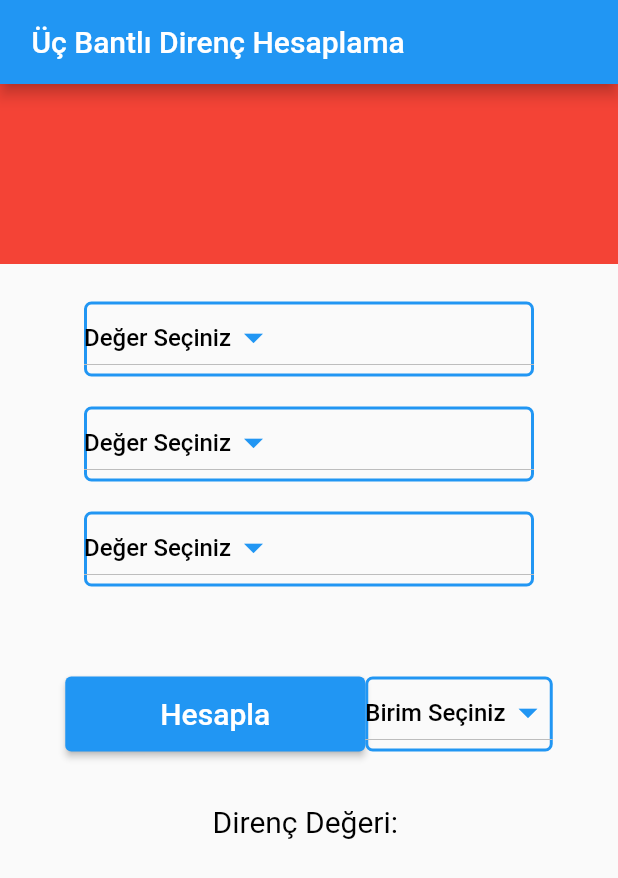
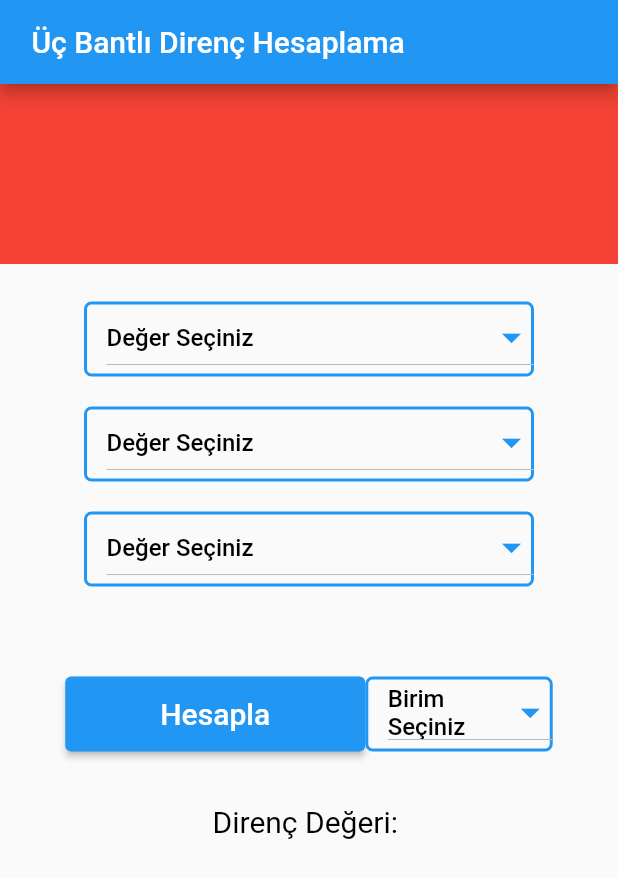
Before and after one commit to SeckinY1/Flutter-Projects, a Flutter app: the screen it shows after launch, on a phone screen of 412 x 824 dp. Shown: the top 878 px of the screen. Run offline on Flutter 3.47's test engine with Material 2 defaults, Android fonts, the phone set to English and light mode, and no system bars.

Commit message:
Update bant_secimi.dart

```diff
--- a/direnc_uygulamasi/lib/wedgits/buttons/bant_secimi.dart
+++ b/direnc_uygulamasi/lib/wedgits/buttons/bant_secimi.dart
@@ -27,12 +27,15 @@ class BantSecimi extends StatelessWidget {
         decoration: BoxDecoration(
             border: Border.all(width: 2, color: Colors.blue),
             borderRadius: BorderRadius.circular(5)),
+        child: Padding(
+          padding: EdgeInsets.only(left: 15),
           child: DropdownButton(
-          alignment: Alignment.center,
             hint: Text(
               text!,
               style: const TextStyle(
-                color: Colors.black, fontSize: 16, fontWeight: FontWeight.w500),
+                  color: Colors.black,
+                  fontSize: 16,
+                  fontWeight: FontWeight.w500),
             ),
             items: gelenRenkler!
                 .map((oAnkiRenk, oAnkiDeger) {
@@ -49,6 +52,8 @@ class BantSecimi extends StatelessWidget {
             value: gelenRenkDegeri,
             iconSize: 30,
             iconEnabledColor: Colors.blue,
+            isExpanded: true,
+          ),
         ),
       ),
     );
```
Lines whose indentation alone changed are shown as unchanged.
